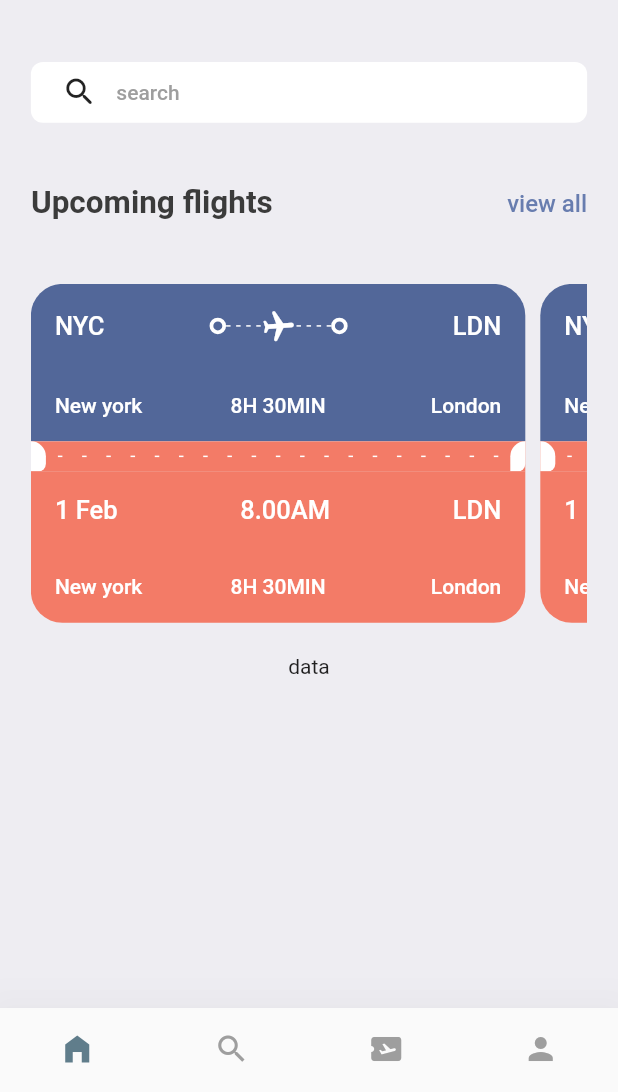
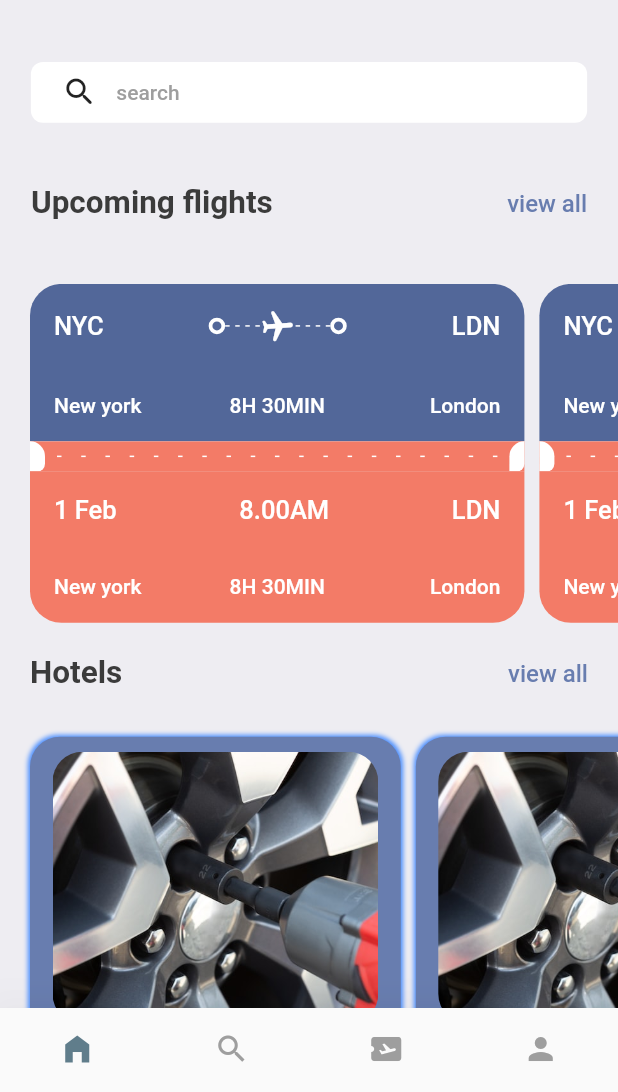
Before and after one commit to stone-hem/flutter_ticket, a Flutter app: the screen it shows after launch, on a phone screen of 412 x 824 dp, the part 144-1236 px from its top. Run offline on Flutter 3.47's test engine with Material 2 defaults, Android fonts, the light colour scheme and no system bars.

Commit message:
hotel images

```diff
--- a/lib/screens/home.dart
+++ b/lib/screens/home.dart
@@ -1,4 +1,5 @@
 import 'package:flutter/material.dart';
+import 'package:flutter_ticket/screens/hotel_images.dart';
 import 'package:flutter_ticket/screens/ticket_view.dart';
 import 'package:flutter_ticket/utils/app_styles.dart';
 
@@ -99,20 +100,58 @@ class Home extends StatelessWidget {
                  SizedBox(
                   height: height * 0.05,
                 ),
-                SingleChildScrollView(
+
+              ],
+            ),
+          ),
+          SingleChildScrollView(
+            padding: EdgeInsets.symmetric(horizontal: 20),
                   scrollDirection: Axis.horizontal,
                   child: Row(
-                    children: [
+                    children: const [
                       TicketView(),
                       SizedBox(width: 10,),
                       TicketView()
                     ],
                   ),
                 ),
-                Text("data")
-              ],
-            ),
-          )
+                Container(
+                  padding:const EdgeInsetsDirectional.symmetric(horizontal: 20),
+                  child: Row(
+                    mainAxisAlignment: MainAxisAlignment.spaceBetween,
+                    children: [
+                      Text(
+                        "Hotels",
+                        style: Styles.headStyle2,
+                      ),
+                      InkWell(
+                        onTap: () {
+                          print("view all");
+                        },
+                        child: Text(
+                          "view all",
+                          style: Styles.textStyle
+                              .copyWith(color: Styles.primaryColor),
+                        ),
+                      )
+                    ],
+                  ),
+                ),
+                 SizedBox(
+                  height: height * 0.03,
+                ),
+                SingleChildScrollView(
+                  scrollDirection: Axis.horizontal,
+                  padding: EdgeInsets.symmetric(horizontal: 15),
+                  child: Row(
+                    children: [
+                      HotelImages(),
+                      HotelImages(),
+                      HotelImages(),
+                    ],
+                  ),
+                  ),
+
         ],
       ),
     );
--- /dev/null
+++ b/lib/screens/hotel_images.dart
@@ -0,0 +1,59 @@
+import 'package:flutter/material.dart';
+import 'package:flutter/src/widgets/framework.dart';
+import 'package:flutter/src/widgets/placeholder.dart';
+import 'package:flutter_ticket/utils/app_layout.dart';
+import 'package:flutter_ticket/utils/app_styles.dart';
+
+class HotelImages extends StatefulWidget {
+  const HotelImages({super.key});
+
+  @override
+  State<HotelImages> createState() => _HotelImagesState();
+}
+
+class _HotelImagesState extends State<HotelImages> {
+  @override
+  Widget build(BuildContext context) {
+    final size = Applayout.getSize(context);
+    return Container(
+      padding: const EdgeInsets.symmetric(horizontal: 15, vertical: 10),
+      margin: const EdgeInsets.symmetric(horizontal: 5,vertical: 5),
+      width: size.width*0.6,
+      height: size.height*0.4,
+      decoration: BoxDecoration(
+        color: Styles.primaryColor,
+        borderRadius: BorderRadius.circular(20),
+        boxShadow: const [
+          BoxShadow(
+            color: Colors.blueAccent,
+            blurRadius: 2,
+            spreadRadius: 1
+          )
+        ]
+      ),
+      child: Column(
+        crossAxisAlignment: CrossAxisAlignment.start,
+        children: [
+          Container(
+            height:size.height*0.22,
+            width: size.width*0.58,
+            decoration: BoxDecoration(
+              borderRadius: BorderRadius.circular(20),
+              color: Styles.primaryColor,
+              image: const DecorationImage(
+                image: AssetImage("images/wheel.jpg",),fit:BoxFit.cover )
+            ),
+          ),
+          SizedBox(height: 10,),
+          Text("Open space", style:Styles.headStyle2.copyWith(color: Colors.white ) ,),
+           SizedBox(height: 10,),
+          Text("London", style:Styles.headStyle3.copyWith(color: Colors.white ) ,),
+           SizedBox(height: 10,),
+           Text("\$40/night", style:Styles.headStyle.copyWith(color: Colors.white ) ,),
+
+        ],
+      ),
+
+    );
+  }
+}
```
